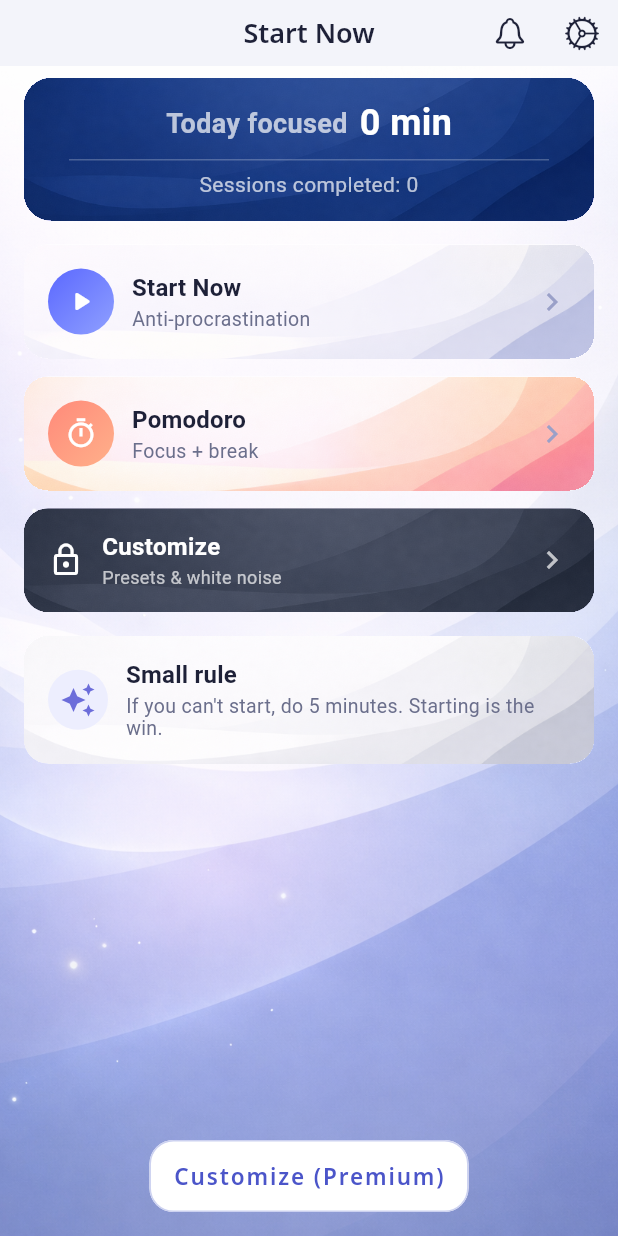
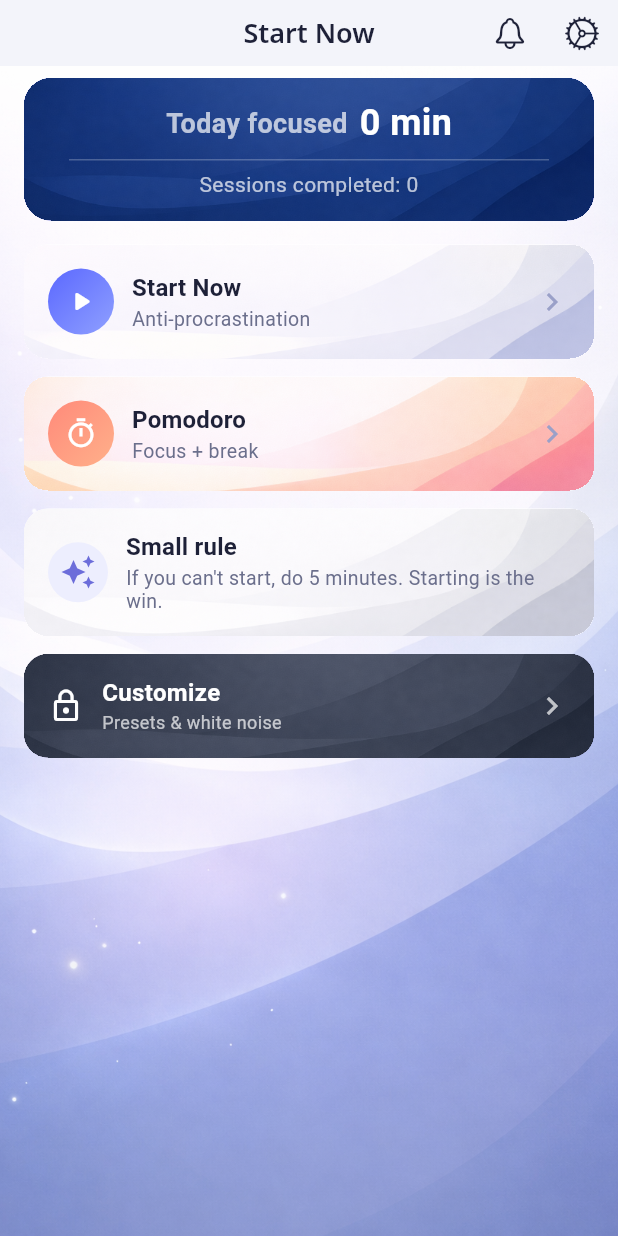
Before and after one commit to darkgorok/PomodoroApp, a Flutter app: the screen it shows after launch, on a phone screen of 412 x 824 dp. Run offline on Flutter 3.47's test engine with Material 3 defaults, Android fonts, the phone set to English and light mode, and no system bars; our stand-ins replace shared_preferences.

Commit message:
Minor UI update

```diff
--- a/lib/features/focus/ui/home_screen.dart
+++ b/lib/features/focus/ui/home_screen.dart
@@ -97,6 +97,13 @@ class _HomeScreenState extends State<HomeScreen> {
                   onTap: () => _openTimer(FocusPreset.pomodoro),
                 ),
                 const SizedBox(height: 12),
+              _TipCard(
+                title: loc.t('small_rule'),
+                text: loc.t('small_rule_text'),
+                backgroundImage: 'assets/ButtonBackgroundGrey.png',
+                backgroundScale: const Offset(1.1, 1),
+              ),
+              const SizedBox(height: 12),
               _LockedCard(
                 title: loc.t('customize'),
                 subtitle: loc.t('customize_locked_subtitle'),
@@ -104,27 +111,12 @@ class _HomeScreenState extends State<HomeScreen> {
                 backgroundScale: const Offset(1.1, 1),
                 onTap: _openUpgrade,
               ),
-                const SizedBox(height: 16),
-                _TipCard(
-                  title: loc.t('small_rule'),
-                  text: loc.t('small_rule_text'),
-                  backgroundImage: 'assets/ButtonBackgroundGrey.png',
-                  backgroundScale: const Offset(1.1, 1),
-                ),
               ],
             );
           },
         ),
       ),
       floatingActionButtonLocation: FloatingActionButtonLocation.centerFloat,
-      floatingActionButton: Padding(
-        padding: const EdgeInsets.symmetric(horizontal: 16),
-        child: PrimaryButton(
-          label: AppLocalizations.of(context).t('customize_premium'),
-          onPressed: _openUpgrade,
-          isOutlined: true,
-        ),
-      ),
     );
   }
 
```
Also changed, not shown: lib/features/settings/ui/settings_screen.dart (+59 -25 lines). Lines whose indentation alone changed are shown as unchanged.
